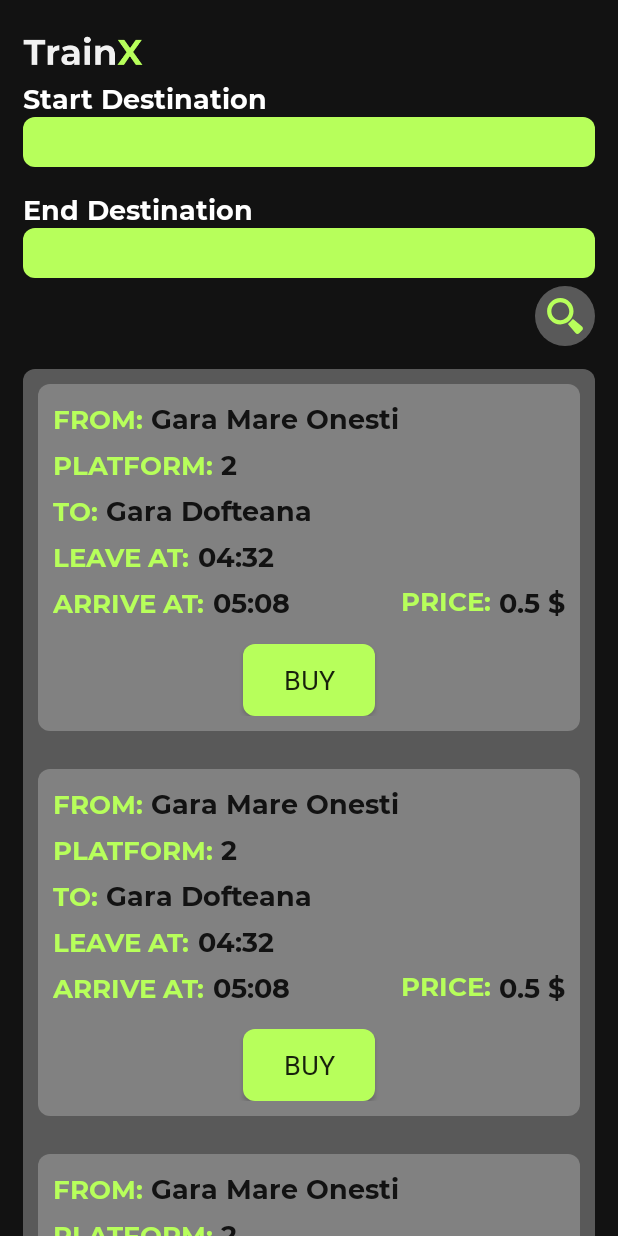
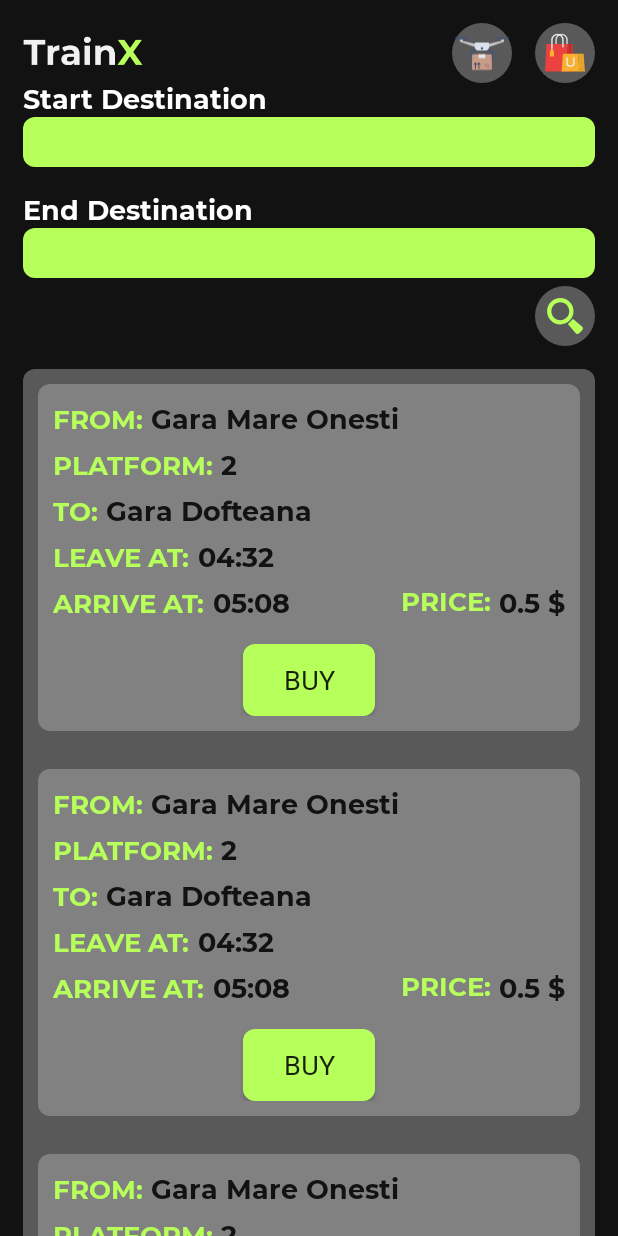
Before and after one commit to Iomava/TrainX, an Android app: the fragment MainFragment shown on its own in the app's theme, on a phone screen of 412 x 824 dp. Run offline under Robolectric (Android 15) with nearby library versions, the phone set to English and light mode, and no system bars; libraries missing offline, so code that uses them is left out: es.dmoral.toasty; 1 statement that could not run was skipped.

Commit message:
Add MarketPlace

```diff
--- a/app/src/main/java/com/flamecode/trainx/RecyclerTicketAdapter.kt
+++ b/app/src/main/java/com/flamecode/trainx/RecyclerTicketAdapter.kt
@@ -54,7 +54,7 @@ class RecyclerTicketAdapter(private val tickets : List<Ticket>) : RecyclerView.A
             for (i in 0..5) {
 
                 val button = Button(context)
-                button.setText("TEST")
+                button.text = context?.getString(R.string.test)
                 button.visibility = View.INVISIBLE
                 holder.main.addView(button)
             }
--- a/app/src/main/java/com/flamecode/trainx/crypto/Transfers.kt
+++ b/app/src/main/java/com/flamecode/trainx/crypto/Transfers.kt
@@ -1,5 +1,9 @@
 package com.flamecode.trainx.crypto
 
+/**
+ *
+ *
+ */
 fun sendTokenToAnAddress(email : String) {
 
 
--- a/app/src/main/java/com/flamecode/trainx/fragments/IntroFragment.kt
+++ b/app/src/main/java/com/flamecode/trainx/fragments/IntroFragment.kt
@@ -26,7 +26,7 @@ class IntroFragment : Fragment(), IntroModel {
         const val delay = 250L
     }
 
-    var binding : FragmentIntroBinding? = null
+    private var binding : FragmentIntroBinding? = null
 
     override fun onCreate(savedInstanceState: Bundle?) {
         super.onCreate(savedInstanceState)
--- a/app/src/main/java/com/flamecode/trainx/fragments/MainFragment.kt
+++ b/app/src/main/java/com/flamecode/trainx/fragments/MainFragment.kt
@@ -5,6 +5,7 @@ import androidx.fragment.app.Fragment
 import android.view.LayoutInflater
 import android.view.View
 import android.view.ViewGroup
+import android.widget.ImageView
 import androidx.recyclerview.widget.LinearLayoutManager
 import androidx.transition.TransitionInflater
 import com.flamecode.trainx.R
@@ -12,11 +13,13 @@ import com.flamecode.trainx.RecyclerTicketAdapter
 import com.flamecode.trainx.databinding.FragmentMainBinding
 import com.flamecode.trainx.extensions.bounceAnim
 import com.flamecode.trainx.fragments.model.MainModel
+import com.flamecode.trainx.manager.moveTo
 import com.flamecode.trainx.mock.mockListTickets
+import es.dmoral.toasty.Toasty
 
 class MainFragment : Fragment(), MainModel {
 
-    var binding : FragmentMainBinding? = null
+    private var binding : FragmentMainBinding? = null
 
     override fun onCreate(savedInstanceState: Bundle?) {
         super.onCreate(savedInstanceState)
@@ -32,22 +35,74 @@ class MainFragment : Fragment(), MainModel {
 
         binding = FragmentMainBinding.inflate(inflater, container, false)
 
+        setUpTicketsRecycler()
+
+        val searchButton = binding?.searchButton
+        val startDestinationEditText = binding?.searchStartDestinationTickets
+        val endDestinationEditText = binding?.searchEndDestinationTickets
+
+        searchButton?.setOnClickListener {
+
+            val startDestination = startDestinationEditText?.text?.trim().toString()
+            val endDestination = endDestinationEditText?.text?.trim().toString()
+
+            validateStartEndDestination(startDestination, endDestination, searchButton)
+        }
+
+        val droneXApp = binding?.droneXApp
+        val marketplace = binding?.marketPlace
+
+        setDroneXClick(droneXApp)
+        setMarketPlaceClick(marketplace)
+
+        return binding?.root
+    }
+
+    private fun setUpTicketsRecycler() {
         val recyclerView = binding?.recyclerView
         val mockList = mockListTickets()
         recyclerView?.adapter = RecyclerTicketAdapter(mockList)
         recyclerView?.layoutManager = LinearLayoutManager(context)
+    }
 
-        val searchButton = binding?.searchButton
-        val startDestinationEditText = binding?.searchStartDestinationTickets
-        val endDestinationEditText = binding?.searchEndDestinationTickets
-        searchButton?.setOnClickListener {
+    private fun setDroneXClick(droneXApp: ImageView?) {
+        droneXApp?.setOnClickListener {
 
-            val startDestination = startDestinationEditText?.text?.trim().toString()
-            val endDestination = endDestinationEditText?.text?.trim().toString()
-            search(startDestination, endDestination, searchButton)
+            it.bounceAnim()
+        }
+    }
+
+    private fun setMarketPlaceClick(marketplace: ImageView?) {
+        marketplace?.setOnClickListener {
+
+            it.bounceAnim()
+            moveTo(MarketPlaceFragment(), parentFragmentManager)
+        }
+    }
+
+    private fun validateStartEndDestination(
+        startDestination: String,
+        endDestination: String,
+        searchButton: ImageView?
+    ) {
+        var correctData = true
+        if (startDestination.isEmpty() || startDestination.isBlank()) {
+
+            context?.let { it1 -> Toasty.error(it1, getString(R.string.error_start_destination)).show() }
+            correctData = false
+        }
+        if (endDestination.isEmpty() || endDestination.isBlank()) {
+
+            context?.let { it1 -> Toasty.error(it1, getString(R.string.error_end_destination)).show() }
+            correctData = false
         }
 
-        return binding?.root
+        if (correctData) {
+            if (searchButton != null) {
+
+                search(startDestination, endDestination, searchButton)
+            }
+        }
     }
 
     override fun search(startDestination: String, endDestination: String, searchItem: View) {
--- /dev/null
+++ b/app/src/main/res/drawable/ic_drone_delivery.xml
@@ -0,0 +1,77 @@
+<vector xmlns:android="http://schemas.android.com/apk/res/android"
+    android:width="169dp"
+    android:height="148dp"
+    android:viewportWidth="169"
+    android:viewportHeight="148">
+  <path
+      android:pathData="M149.327,23.446C148.956,23.446 148.6,23.576 148.337,23.806C148.074,24.036 147.926,24.348 147.926,24.673V34.028H150.727V24.673C150.727,24.512 150.691,24.353 150.621,24.204C150.55,24.055 150.447,23.92 150.317,23.806C150.187,23.692 150.033,23.601 149.863,23.54C149.693,23.478 149.511,23.446 149.327,23.446Z"
+      android:fillColor="#43567C"/>
+  <path
+      android:pathData="M164.077,24.299L149.826,26.611V29.356L164.401,30.663C164.916,30.713 165.438,30.668 165.931,30.53C166.425,30.392 166.88,30.165 167.266,29.862C167.652,29.56 167.961,29.189 168.173,28.775C168.385,28.361 168.494,27.912 168.494,27.459C168.494,26.98 168.373,26.508 168.139,26.076C167.905,25.644 167.564,25.263 167.141,24.961C166.719,24.658 166.224,24.442 165.694,24.327C165.164,24.213 164.612,24.203 164.077,24.299Z"
+      android:fillColor="#43567C"/>
+  <path
+      android:pathData="M134.895,24.299L149.145,26.611V29.356L134.57,30.663C134.055,30.713 133.534,30.668 133.04,30.53C132.547,30.392 132.092,30.165 131.706,29.862C131.319,29.56 131.01,29.189 130.798,28.775C130.587,28.361 130.477,27.912 130.477,27.459C130.477,26.98 130.598,26.508 130.832,26.076C131.066,25.644 131.407,25.263 131.83,24.96C132.253,24.658 132.747,24.441 133.277,24.327C133.807,24.213 134.36,24.203 134.895,24.299Z"
+      android:fillColor="#43567C"/>
+  <path
+      android:pathData="M19.541,23.446C19.169,23.446 18.813,23.576 18.55,23.806C18.287,24.036 18.14,24.348 18.14,24.673V34.028H20.94V24.673C20.94,24.512 20.904,24.353 20.834,24.204C20.764,24.055 20.661,23.92 20.531,23.806C20.401,23.692 20.246,23.601 20.076,23.54C19.907,23.478 19.725,23.446 19.541,23.446Z"
+      android:fillColor="#43567C"/>
+  <path
+      android:pathData="M34.281,24.299L20.031,26.611V29.356L34.605,30.663C35.12,30.713 35.642,30.668 36.135,30.53C36.629,30.392 37.084,30.165 37.47,29.862C37.856,29.56 38.166,29.189 38.377,28.775C38.589,28.361 38.698,27.912 38.698,27.459C38.698,26.98 38.577,26.508 38.343,26.076C38.109,25.644 37.768,25.263 37.345,24.961C36.923,24.658 36.428,24.442 35.898,24.327C35.368,24.213 34.816,24.203 34.281,24.299Z"
+      android:fillColor="#43567C"/>
+  <path
+      android:pathData="M5.099,24.299L19.349,26.611V29.356L4.774,30.661C4.259,30.712 3.738,30.667 3.244,30.529C2.751,30.391 2.296,30.163 1.91,29.861C1.523,29.559 1.214,29.188 1.003,28.774C0.791,28.36 0.681,27.911 0.681,27.458C0.681,26.979 0.803,26.507 1.037,26.075C1.271,25.643 1.611,25.262 2.034,24.96C2.457,24.658 2.951,24.441 3.482,24.327C4.012,24.213 4.564,24.203 5.099,24.299Z"
+      android:fillColor="#43567C"/>
+  <path
+      android:pathData="M113.34,77.621H55.662C54.332,77.621 53.254,78.566 53.254,79.73V124.46C53.254,125.625 54.332,126.569 55.662,126.569H113.34C114.67,126.569 115.748,125.625 115.748,124.46V79.73C115.748,78.566 114.67,77.621 113.34,77.621Z"
+      android:fillColor="#C79D8A"/>
+  <path
+      android:pathData="M115.747,79.728V124.463C115.745,125.022 115.491,125.558 115.04,125.953C114.588,126.348 113.977,126.571 113.338,126.571H55.662C55.206,126.571 54.76,126.457 54.376,126.244C53.991,126.031 53.683,125.727 53.487,125.366H111.038C111.677,125.365 112.289,125.143 112.74,124.748C113.191,124.352 113.445,123.816 113.447,123.257V78.529C113.448,78.214 113.365,77.902 113.206,77.619H113.338C113.977,77.62 114.589,77.842 115.04,78.238C115.492,78.633 115.746,79.169 115.747,79.728Z"
+      android:strokeAlpha="0.5"
+      android:fillColor="#A67F74"
+      android:fillAlpha="0.5"/>
+  <path
+      android:pathData="M74.954,123.308C74.605,123.308 74.271,123.187 74.023,122.972C73.776,122.757 73.636,122.464 73.634,122.159L73.511,105.434C73.51,105.282 73.543,105.131 73.608,104.991C73.674,104.85 73.77,104.722 73.892,104.614C74.013,104.506 74.158,104.42 74.318,104.361C74.478,104.302 74.649,104.271 74.823,104.27C74.996,104.269 75.168,104.298 75.329,104.355C75.489,104.412 75.635,104.497 75.759,104.603C75.882,104.71 75.98,104.837 76.048,104.977C76.115,105.117 76.15,105.267 76.152,105.419L76.274,122.145C76.275,122.297 76.242,122.447 76.177,122.588C76.112,122.729 76.015,122.857 75.893,122.965C75.771,123.073 75.627,123.159 75.467,123.218C75.307,123.277 75.135,123.307 74.962,123.308H74.954Z"
+      android:fillColor="#2F3A5A"/>
+  <path
+      android:pathData="M79.004,110.941C78.811,110.941 78.62,110.904 78.445,110.832C78.271,110.761 78.116,110.657 77.992,110.527L74.892,107.29L72.311,110.319C72.101,110.564 71.788,110.726 71.441,110.77C71.095,110.813 70.743,110.734 70.462,110.55C70.182,110.366 69.997,110.092 69.948,109.789C69.898,109.485 69.988,109.177 70.198,108.931L73.776,104.731C73.896,104.591 74.049,104.477 74.226,104.397C74.403,104.317 74.598,104.273 74.797,104.268C74.997,104.26 75.196,104.293 75.378,104.364C75.561,104.436 75.721,104.545 75.847,104.681L80.019,109.039C80.18,109.208 80.284,109.413 80.317,109.631C80.35,109.85 80.311,110.072 80.204,110.271C80.098,110.471 79.929,110.639 79.717,110.758C79.505,110.876 79.259,110.939 79.007,110.939L79.004,110.941Z"
+      android:fillColor="#2F3A5A"/>
+  <path
+      android:pathData="M64.349,123.308C64.001,123.308 63.666,123.187 63.419,122.972C63.171,122.757 63.031,122.464 63.029,122.159L62.906,105.434C62.905,105.282 62.938,105.131 63.003,104.99C63.069,104.85 63.165,104.722 63.287,104.613C63.409,104.505 63.554,104.419 63.714,104.36C63.874,104.301 64.045,104.27 64.219,104.269H64.227C64.575,104.269 64.91,104.39 65.157,104.606C65.405,104.821 65.545,105.113 65.547,105.419L65.67,122.145C65.671,122.297 65.638,122.447 65.572,122.588C65.507,122.729 65.41,122.857 65.289,122.965C65.167,123.073 65.022,123.159 64.862,123.218C64.702,123.277 64.531,123.307 64.357,123.308H64.349Z"
+      android:fillColor="#2F3A5A"/>
+  <path
+      android:pathData="M68.399,110.941C68.206,110.941 68.015,110.904 67.84,110.833C67.665,110.761 67.51,110.657 67.386,110.527L64.286,107.29L61.706,110.318C61.496,110.563 61.183,110.725 60.837,110.769C60.49,110.812 60.138,110.733 59.858,110.549C59.577,110.365 59.392,110.091 59.343,109.788C59.293,109.484 59.383,109.176 59.594,108.93L63.173,104.73C63.292,104.59 63.446,104.476 63.623,104.396C63.8,104.316 63.995,104.272 64.194,104.267C64.394,104.258 64.595,104.291 64.778,104.363C64.962,104.434 65.123,104.543 65.25,104.68L69.421,109.038C69.582,109.206 69.686,109.412 69.718,109.63C69.751,109.848 69.712,110.07 69.606,110.27C69.5,110.469 69.331,110.638 69.119,110.757C68.907,110.875 68.661,110.938 68.409,110.938L68.399,110.941Z"
+      android:fillColor="#2F3A5A"/>
+  <path
+      android:pathData="M73.743,77.621H94.965V90.205H73.743V77.621Z"
+      android:fillColor="#E1E6E9"/>
+  <path
+      android:pathData="M107.262,111H92.158C91.808,111 91.472,110.878 91.224,110.661C90.977,110.445 90.838,110.15 90.838,109.844C90.838,109.537 90.977,109.243 91.224,109.026C91.472,108.809 91.808,108.688 92.158,108.688H107.262C107.612,108.688 107.948,108.809 108.196,109.026C108.443,109.243 108.582,109.537 108.582,109.844C108.582,110.15 108.443,110.445 108.196,110.661C107.948,110.878 107.612,111 107.262,111Z"
+      android:fillColor="#A67F74"/>
+  <path
+      android:pathData="M107.262,114.945H92.158C91.808,114.945 91.472,114.823 91.224,114.606C90.977,114.39 90.838,114.096 90.838,113.789C90.838,113.482 90.977,113.188 91.224,112.971C91.472,112.754 91.808,112.633 92.158,112.633H107.262C107.612,112.633 107.948,112.754 108.196,112.971C108.443,113.188 108.582,113.482 108.582,113.789C108.582,114.096 108.443,114.39 108.196,114.606C107.948,114.823 107.612,114.945 107.262,114.945Z"
+      android:fillColor="#A67F74"/>
+  <path
+      android:pathData="M107.262,118.887H99.076C98.726,118.887 98.39,118.765 98.143,118.548C97.895,118.331 97.756,118.037 97.756,117.731C97.756,117.424 97.895,117.13 98.143,116.913C98.39,116.696 98.726,116.574 99.076,116.574H107.262C107.612,116.574 107.948,116.696 108.196,116.913C108.443,117.13 108.582,117.424 108.582,117.731C108.582,118.037 108.443,118.331 108.196,118.548C107.948,118.765 107.612,118.887 107.262,118.887Z"
+      android:fillColor="#A67F74"/>
+  <path
+      android:pathData="M119.927,70.699L103.078,57.146L96.577,61.859L115.051,73.873V92.331C115.047,92.7 115.204,93.056 115.489,93.328C115.774,93.599 116.167,93.765 116.587,93.792C117.007,93.82 117.424,93.705 117.751,93.474C118.079,93.242 118.294,92.909 118.351,92.544L121.412,74.365C121.524,73.695 121.447,73.01 121.189,72.371C120.93,71.732 120.496,71.158 119.927,70.699Z"
+      android:fillColor="#43567C"/>
+  <path
+      android:pathData="M48.816,70.699L65.664,57.146L72.166,61.859L53.69,73.873V92.331C53.694,92.7 53.537,93.056 53.252,93.328C52.967,93.599 52.574,93.765 52.154,93.792C51.734,93.82 51.318,93.705 50.99,93.474C50.662,93.242 50.448,92.909 50.39,92.544L47.332,74.365C47.22,73.695 47.296,73.01 47.555,72.371C47.813,71.732 48.246,71.158 48.816,70.699Z"
+      android:fillColor="#43567C"/>
+  <path
+      android:pathData="M144.598,31.607V36.164L102.764,45.941L103.833,56.152L153.449,38.966V31.607H144.598Z"
+      android:fillColor="#C8CBD2"/>
+  <path
+      android:pathData="M24.145,36.164V31.607H15.293V38.966L64.909,56.152L65.979,45.941L24.145,36.164Z"
+      android:fillColor="#C8CBD2"/>
+  <path
+      android:pathData="M102.971,40.788H65.771C65.282,40.788 64.797,40.872 64.345,41.036C63.893,41.201 63.482,41.441 63.136,41.744C62.79,42.048 62.516,42.408 62.329,42.804C62.142,43.2 62.046,43.625 62.047,44.053V58.022C62.047,58.782 62.35,59.518 62.904,60.103L67.163,64.6C67.513,64.969 67.951,65.265 68.447,65.469C68.942,65.673 69.483,65.778 70.031,65.778H98.712C99.259,65.778 99.8,65.673 100.295,65.469C100.791,65.265 101.229,64.969 101.578,64.6L105.838,60.103C106.392,59.518 106.695,58.782 106.696,58.022V44.053C106.696,43.625 106.6,43.2 106.413,42.804C106.226,42.408 105.952,42.048 105.606,41.744C105.26,41.441 104.85,41.201 104.397,41.036C103.945,40.872 103.461,40.788 102.971,40.788Z"
+      android:fillColor="#DBE2EB"/>
+  <path
+      android:pathData="M84.5,56.152C83.743,56.152 83.002,56.349 82.373,56.717C81.743,57.086 81.252,57.609 80.963,58.222C80.673,58.835 80.597,59.509 80.745,60.159C80.892,60.81 81.257,61.407 81.793,61.876C82.328,62.345 83.01,62.665 83.753,62.794C84.496,62.923 85.266,62.857 85.965,62.603C86.665,62.349 87.263,61.92 87.684,61.368C88.104,60.817 88.329,60.168 88.329,59.505C88.329,58.616 87.925,57.763 87.207,57.134C86.489,56.505 85.516,56.152 84.5,56.152Z"
+      android:fillColor="#43567C"/>
+  <path
+      android:pathData="M84.5,58.756C84.33,58.756 84.164,58.8 84.022,58.882C83.881,58.965 83.77,59.082 83.705,59.22C83.64,59.357 83.622,59.509 83.656,59.655C83.688,59.801 83.77,59.935 83.89,60.041C84.011,60.146 84.164,60.218 84.33,60.247C84.497,60.276 84.67,60.261 84.827,60.204C84.984,60.147 85.119,60.051 85.213,59.927C85.308,59.803 85.358,59.658 85.358,59.509C85.358,59.309 85.268,59.118 85.107,58.977C84.946,58.836 84.728,58.756 84.5,58.756Z"
+      android:fillColor="#2F3A5A"/>
+</vector>
--- /dev/null
+++ b/app/src/main/res/drawable/ic_marketplace.xml
@@ -0,0 +1,15 @@
+<vector android:height="150dp" android:viewportHeight="512"
+    android:viewportWidth="512" android:width="150dp" xmlns:android="http://schemas.android.com/apk/res/android">
+    <path android:fillColor="#dadcde" android:pathData="m280,192a8,8 0,0 1,-8 -8v-80a56,56 0,0 0,-112 0v80a8,8 0,0 1,-16 0v-80a72,72 0,0 1,144 0v80a8,8 0,0 1,-8 8z"/>
+    <path android:fillColor="#eb423f" android:pathData="m296,472h-272l16,-320h240z"/>
+    <path android:fillColor="#d13330" android:pathData="m360,472h-64l-16,-320h64z"/>
+    <path android:fillColor="#a82a27" android:pathData="m328.47,431.99c-0.16,0.01 -0.32,0.01 -0.48,0.01a8,8 0,0 1,-7.98 -7.53l-16,-272c-0.01,-0.16 -0.01,-0.31 -0.01,-0.47h16.02l15.97,271.53a8.007,8.007 0,0 1,-7.52 8.46z"/>
+    <path android:fillColor="#eba72e" android:pathData="m488,472h-64l-1,-12.93v-0.01l-15,-195.06h64l14.75,191.69v0.01z"/>
+    <path android:fillColor="#e09f2c" android:pathData="m456.8,431.96a7.322,7.322 0,0 1,-0.81 0.04,8 8,0 0,1 -7.95,-7.2l-0.29,-2.86 -15.71,-157.14a7.143,7.143 0,0 1,-0.04 -0.8h16.04l15.72,157.21 0.2,1.99a8,8 0,0 1,-7.16 8.76z"/>
+    <path android:fillColor="#e09f2c" android:pathData="m488,472h-9.62l-22.38,-33.58 -22.38,33.58h-9.62l-1,-12.93v-0.01l24.75,-37.12 1.59,-2.38a8.01,8.01 0,0 1,13.32 0l1.1,1.65 22.99,34.48v0.01z"/>
+    <path android:fillColor="#f7b030" android:pathData="m424,472h-208l16,-208h176z"/>
+    <path android:fillColor="#e9eef2" android:pathData="m328,416h-16a40.045,40.045 0,0 1,-40 -40v-64a8,8 0,0 1,16 0v64a24.027,24.027 0,0 0,24 24h16a24.027,24.027 0,0 0,24 -24v-64a8,8 0,0 1,16 0v64a40.045,40.045 0,0 1,-40 40z"/>
+    <path android:fillColor="#dadcde" android:pathData="m96,184h16v48h-16z"/>
+    <path android:fillColor="#e9eef2" android:pathData="m104,192a8,8 0,0 1,-8 -8v-80a72,72 0,0 1,144 0v80a8,8 0,0 1,-16 0v-80a56,56 0,0 0,-112 0v80a8,8 0,0 1,-8 8z"/>
+    <path android:fillColor="#f7b030" android:pathData="m128,296h-48v-64l24,-16 24,16z"/>
+</vector>
--- /dev/null
+++ b/app/src/main/res/drawable/white_round_rectangler.xml
@@ -0,0 +1,6 @@
+<?xml version="1.0" encoding="utf-8"?>
+<shape android:shape="rectangle"
+    xmlns:android="http://schemas.android.com/apk/res/android">
+    <corners android:radius="8dp"/>
+    <solid android:color="#F1F1F1"/>
+</shape>
--- a/app/src/main/res/layout/fragment_main.xml
+++ b/app/src/main/res/layout/fragment_main.xml
@@ -15,6 +15,34 @@
         android:layout_margin="15dp"
         android:src="@drawable/ic_trainx"
         android:layout_height="wrap_content"/>
+
+    <ImageView
+        android:id="@+id/droneXApp"
+        android:clickable="true"
+        android:focusable="true"
+        android:layout_marginTop="15dp"
+        android:padding="2dp"
+        app:layout_constraintEnd_toStartOf="@id/marketPlace"
+        app:layout_constraintTop_toTopOf="parent"
+        android:background="@drawable/supergreen_circle"
+        android:src="@drawable/ic_drone_delivery"
+        android:layout_width="40dp"
+        android:layout_marginEnd="15dp"
+        android:layout_height="40dp"/>
+
+    <ImageView
+        android:id="@+id/marketPlace"
+        android:clickable="true"
+        android:focusable="true"
+        android:padding="5dp"
+        android:layout_marginTop="15dp"
+        app:layout_constraintEnd_toEndOf="parent"
+        app:layout_constraintTop_toTopOf="parent"
+        android:background="@drawable/supergreen_circle"
+        android:src="@drawable/ic_marketplace"
+        android:layout_width="40dp"
+        android:layout_marginEnd="15dp"
+        android:layout_height="40dp"/>
 
     <LinearLayout
         android:id="@+id/searchLinear"
--- a/app/src/main/res/layout/ticket.xml
+++ b/app/src/main/res/layout/ticket.xml
@@ -34,6 +34,7 @@
                 android:layout_width="wrap_content"
                 android:layout_height="wrap_content"
                 android:textSize="18sp"
+                android:lines="1"
                 android:text="@string/frankfurt_main_station"
                 android:fontFamily="@font/montserrat_bold"
                 android:textColor="@color/smooth_black"/>
@@ -61,6 +62,7 @@
                 android:id="@+id/platform"
                 android:layout_width="wrap_content"
                 android:layout_height="wrap_content"
+                android:lines="1"
                 android:textSize="18sp"
                 android:text="12BC"
                 android:fontFamily="@font/montserrat_bold"
@@ -88,6 +90,7 @@
             <TextView
                 android:id="@+id/toText"
                 android:layout_width="wrap_content"
+                android:lines="1"
                 android:layout_height="wrap_content"
                 android:textSize="18sp"
                 android:text="@string/hamburg_12_station"
@@ -115,6 +118,7 @@
 
             <TextView
                 android:id="@+id/leaveAt"
+                android:lines="1"
                 android:layout_width="wrap_content"
                 android:layout_height="wrap_content"
                 android:textSize="18sp"
@@ -145,6 +149,7 @@
                 android:id="@+id/arriveAt"
                 android:layout_width="wrap_content"
                 android:layout_height="wrap_content"
+                android:lines="1"
                 android:textSize="18sp"
                 android:text="@string/_15_32"
                 android:fontFamily="@font/montserrat_bold"
@@ -168,6 +173,7 @@
                 <TextView
                     android:id="@+id/price"
                     android:layout_width="wrap_content"
+                    android:lines="1"
                     android:layout_height="wrap_content"
                     android:textSize="18sp"
                     android:text="@string/_1_2"
--- a/app/src/main/res/values/strings.xml
+++ b/app/src/main/res/values/strings.xml
@@ -1,6 +1,6 @@
 <resources>
     <string name="app_name">TrainX</string>
-        <string name="hello_blank_fragment">Hello blank fragment</string>
+    <string name="hello_blank_fragment">Hello blank fragment</string>
     <string name="from">FROM: </string>
     <string name="to">TO: </string>
     <string name="frankfurt_main_station">Frankfurt Main Station</string>
@@ -14,4 +14,14 @@
     <string name="_15_32">15:32</string>
     <string name="distance">DISTANCE:</string>
     <string name="token_reward">TOKEN REWARD:</string>
+    <string name="test">TEST</string>
+    <string name="marketplace">Marketplace</string>
+    <string name="_1_offer">#1 Offer</string>
+    <string name="_2_offer">#2 Offer</string>
+    <string name="email_or_walletaddress">Email or WalletAddress</string>
+    <string name="check">Check</string>
+    <string name="amount_0_00">Amount:</string>
+    <string name="exchange">Exchange</string>
+    <string name="error_start_destination">Start destination can not be empty</string>
+    <string name="error_end_destination">End destination can not be empty</string>
 </resources>
```
Also changed, not shown: app/src/main/java/com/flamecode/trainx/crypto/Wallet.kt (added, +42 -0 lines), app/src/main/java/com/flamecode/trainx/extensions/View.kt (+5 -2 lines), app/src/main/java/com/flamecode/trainx/fragments/MarketPlaceFragment.kt (added, +86 -0 lines), app/src/main/java/com/flamecode/trainx/manager/FragmentFunctions.kt (+7 -0 lines), app/src/main/res/drawable/ic_aprox.xml (added, +12 -0 lines), app/src/main/res/drawable/ic_back.xml (added, +9 -0 lines), app/src/main/res/drawable/ic_iphone.xml (added, +7 -0 lines), app/src/main/res/layout/fragment_market_place.xml (added, +328 -0 lines).
